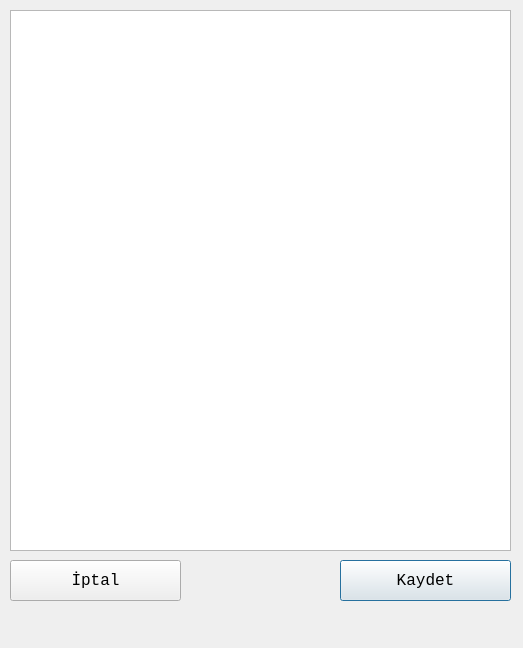
Old version of the form hizliurunekleformdialog.ui in the repository mamoo81/bhss.
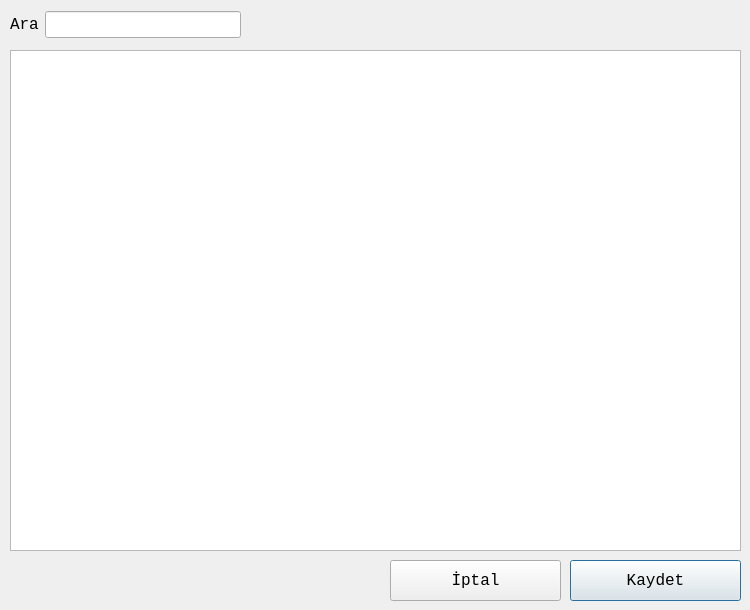
New version of the form. Icons and pictures are not drawn.

The edit to the form file:
```diff
--- a/hizliurunekleformdialog.ui
+++ b/hizliurunekleformdialog.ui
@@ -6,10 +6,16 @@
    <rect>
     <x>0</x>
     <y>0</y>
-    <width>523</width>
-    <height>648</height>
+    <width>750</width>
+    <height>610</height>
    </rect>
   </property>
+  <property name="minimumSize">
+   <size>
+    <width>750</width>
+    <height>610</height>
+   </size>
+  </property>
   <property name="font">
    <font>
     <family>Monospace</family>
@@ -27,22 +33,28 @@
    <property name="geometry">
     <rect>
      <x>10</x>
-     <y>10</y>
-     <width>501</width>
-     <height>541</height>
+     <y>50</y>
+     <width>731</width>
+     <height>501</height>
     </rect>
    </property>
+   <property name="alternatingRowColors">
+    <bool>true</bool>
+   </property>
    <property name="selectionMode">
     <enum>QAbstractItemView::SingleSelection</enum>
    </property>
    <property name="selectionBehavior">
     <enum>QAbstractItemView::SelectRows</enum>
    </property>
+   <attribute name="verticalHeaderVisible">
+    <bool>false</bool>
+   </attribute>
   </widget>
   <widget class="QPushButton" name="KaydetpushButton">
    <property name="geometry">
     <rect>
-     <x>340</x>
+     <x>570</x>
      <y>560</y>
      <width>171</width>
      <height>41</height>
@@ -65,7 +77,7 @@
   <widget class="QPushButton" name="IptalpushButton">
    <property name="geometry">
     <rect>
-     <x>10</x>
+     <x>390</x>
      <y>560</y>
      <width>171</width>
      <height>41</height>
@@ -85,6 +97,28 @@
     </size>
    </property>
   </widget>
+  <widget class="QWidget" name="layoutWidget">
+   <property name="geometry">
+    <rect>
+     <x>10</x>
+     <y>10</y>
+     <width>231</width>
+     <height>29</height>
+    </rect>
+   </property>
+   <layout class="QHBoxLayout" name="horizontalLayout">
+    <item>
+     <widget class="QLabel" name="label">
+      <property name="text">
+       <string>Ara</string>
+      </property>
+     </widget>
+    </item>
+    <item>
+     <widget class="QLineEdit" name="lineEdit"/>
+    </item>
+   </layout>
+  </widget>
  </widget>
  <resources>
   <include location="images.qrc"/>
```
Left out of the diff: 6 changed lines with no effect on the pictures.
